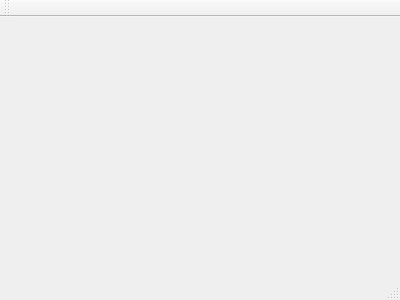
This is mainwindow.ui in Kuszki/K-Plots as Qt 5 draws it before an edit. The edited form follows.
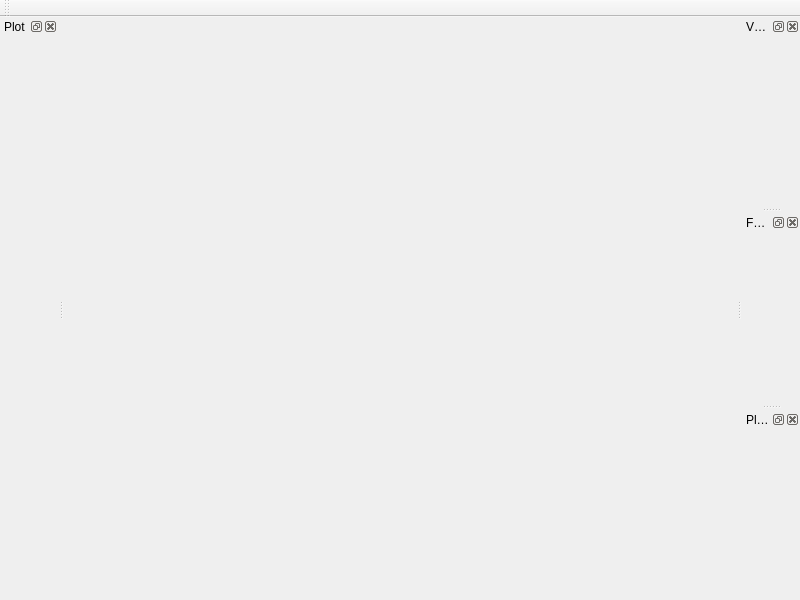
This is the edited form. Custom widgets are drawn as their Qt base class.

Commit message: Implement interface

The edit to the form file:
```diff
--- a/mainwindow.ui
+++ b/mainwindow.ui
@@ -1,24 +1,90 @@
 <ui version="4.0">
  <class>MainWindow</class>
- <widget class="QMainWindow" name="MainWindow" >
-  <property name="geometry" >
+ <widget class="QMainWindow" name="MainWindow">
+  <property name="geometry">
    <rect>
     <x>0</x>
     <y>0</y>
-    <width>400</width>
-    <height>300</height>
+    <width>800</width>
+    <height>600</height>
    </rect>
   </property>
   <property name="windowTitle" >
    <string>MainWindow</string>
   </property>
-  <widget class="QMenuBar" name="menuBar" />
-  <widget class="QToolBar" name="mainToolBar" />
-  <widget class="QWidget" name="centralWidget" />
-  <widget class="QStatusBar" name="statusBar" />
+  <property name="documentMode">
+   <bool>true</bool>
+  </property>
+  <property name="dockNestingEnabled">
+   <bool>true</bool>
+  </property>
+  <widget class="QWidget" name="centralWidget"/>
+  <widget class="QToolBar" name="mainToolBar">
+   <attribute name="toolBarArea">
+    <enum>TopToolBarArea</enum>
+   </attribute>
+   <attribute name="toolBarBreak">
+    <bool>false</bool>
+   </attribute>
+  </widget>
+  <widget class="QDockWidget" name="variablesDock">
+   <property name="windowTitle">
+    <string>Variables</string>
+   </property>
+   <attribute name="dockWidgetArea">
+    <number>2</number>
+   </attribute>
+   <widget class="VariablesWidget" name="variablesWidget"/>
+  </widget>
+  <widget class="QDockWidget" name="functionsDock">
+   <property name="windowTitle">
+    <string>Functions</string>
+   </property>
+   <attribute name="dockWidgetArea">
+    <number>2</number>
+   </attribute>
+   <widget class="FunctionsWidget" name="functionsWidget"/>
+  </widget>
+  <widget class="QDockWidget" name="plotslistDock">
+   <property name="windowTitle">
+    <string>Plots</string>
+   </property>
+   <attribute name="dockWidgetArea">
+    <number>2</number>
+   </attribute>
+   <widget class="PlotslistWidget" name="plotslistWidget"/>
+  </widget>
+  <widget class="QDockWidget" name="plotDock">
+   <property name="windowTitle">
+    <string>Plot</string>
+   </property>
+   <attribute name="dockWidgetArea">
+    <number>1</number>
+   </attribute>
+   <widget class="QWidget" name="plotWidget"/>
+  </widget>
  </widget>
- <layoutDefault spacing="6" margin="11" />
- <pixmapfunction></pixmapfunction>
+ <layoutdefault spacing="6" margin="11"/>
+ <customwidgets>
+  <customwidget>
+   <class>VariablesWidget</class>
+   <extends>QWidget</extends>
+   <header>variableswidget.hpp</header>
+   <container>1</container>
+  </customwidget>
+  <customwidget>
+   <class>FunctionsWidget</class>
+   <extends>QWidget</extends>
+   <header>functionswidget.hpp</header>
+   <container>1</container>
+  </customwidget>
+  <customwidget>
+   <class>PlotslistWidget</class>
+   <extends>QWidget</extends>
+   <header>plotslistwidget.hpp</header>
+   <container>1</container>
+  </customwidget>
+ </customwidgets>
  <resources/>
  <connections/>
 </ui>
```
Left out of the diff: 3 changed lines with no effect on the pictures. The commit also changes 3 other files.
